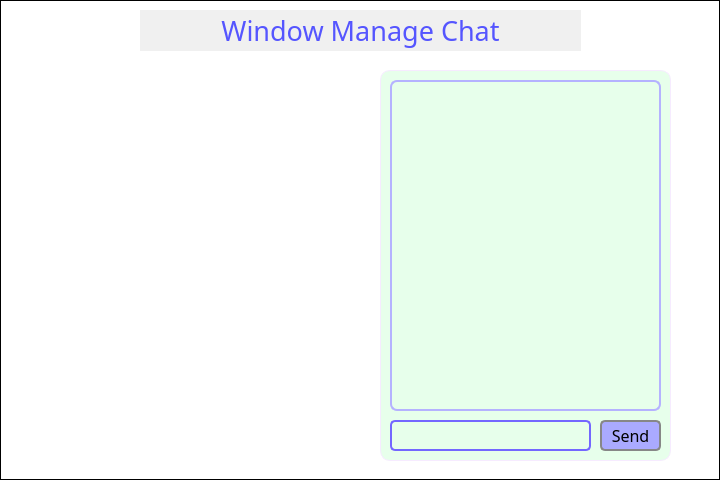
Before: the Qt Designer form chatwindow3.ui in kongshyun/vedaClientApp1, drawn with Qt 5.
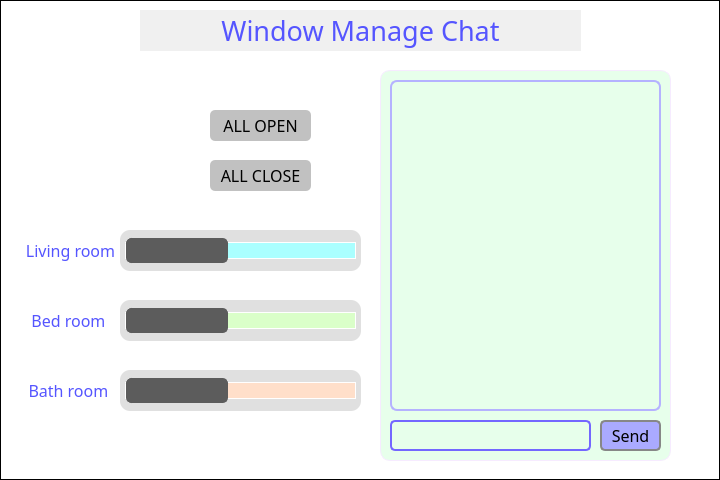
After: the same form once the commit is applied. Icons and pictures are not drawn.

```diff
--- a/chatwindow3.ui
+++ b/chatwindow3.ui
@@ -16,7 +16,8 @@
   <property name="styleSheet">
    <string notr="true">background-color: rgb(255,255,255);
 border: 1px solid black;
-border-color: rgb(0, 0, 0);</string>
+border-color: rgb(0, 0, 0);
+selection-color: rgb(85, 170, 255);</string>
   </property>
   <widget class="QGroupBox" name="chatgroupBox">
    <property name="geometry">
@@ -143,13 +144,186 @@
     <set>Qt::AlignCenter</set>
    </property>
   </widget>
+  <widget class="QPushButton" name="exitButton">
+   <property name="geometry">
+    <rect>
+     <x>10</x>
+     <y>10</y>
+     <width>31</width>
+     <height>31</height>
+    </rect>
+   </property>
+   <property name="styleSheet">
+    <string notr="true">QPushButton{
+	background-color:rgba(0, 0, 0, 0);
+	border:rgba(0, 0, 0, 0);
+	border-radius: 15px;
+}
+
+QPushButton:hover {
+    background-color: rgba(255, 202, 172,0.5);
+}</string>
+   </property>
+   <property name="text">
+    <string/>
+   </property>
+  </widget>
+  <widget class="QLabel" name="exit">
+   <property name="geometry">
+    <rect>
+     <x>10</x>
+     <y>10</y>
+     <width>31</width>
+     <height>31</height>
+    </rect>
+   </property>
+   <property name="styleSheet">
+    <string notr="true">background-color:  rgb(255, 255, 255);
+border:none;</string>
+   </property>
+   <property name="text">
+    <string>&lt;html&gt;&lt;head/&gt;&lt;body&gt;&lt;p&gt;&lt;img src=&quot;:/images/exit.png&quot; width = &quot;25&quot; height=&quot;25&quot;/&gt;&lt;/p&gt;&lt;/body&gt;&lt;/html&gt; </string>
+   </property>
+   <property name="alignment">
+    <set>Qt::AlignCenter</set>
+   </property>
+  </widget>
+  <widget class="QSlider" name="room1Slider">
+   <property name="geometry">
+    <rect>
+     <x>120</x>
+     <y>230</y>
+     <width>241</width>
+     <height>41</height>
+    </rect>
+   </property>
+   <property name="styleSheet">
+    <string notr="true">QSlider {
+    background-color: #e0e0e0;   /* 슬라이더 전체 배경색 */
+    border: transparent;   /* 슬라이더 테두리 */
+    border-radius: 10px;         /* 슬라이더 테두리의 둥근 정도 */
+    padding: 5px;                /* 슬라이더 내부 패딩 */
+}
+QSlider::groove:horizontal {
+    border: 1px solid rgb(255, 255, 255); /* 트랙 경계선 */
+    height: 15px;               /* 트랙의 높이 설정 */
+    background: rgb(170, 255, 255);        /* 트랙 배경색 */
+    margin: 2px 0;
+}
+QSlider::handle:horizontal {
+    background: #5c5c5c;        /* 핸들의 색상 */
+    border: 1px solid #5c5c5c;
+    width: 100px;                /* 핸들의 넓이 설정 */
+	height:10 px;
+    margin: -5px 0;             /* 핸들의 마진 */
+    border-radius: 5px;         /* 핸들의 모서리 둥글게 */
+}
+
+/* 슬라이더 핸들을 클릭하고 움직일 때의 스타일 */
+QSlider::handle:horizontal:pressed {
+    background: rgb(222, 222, 222);        /* 슬라이더를 움직일 때 핸들의 색상 변화 */
+}</string>
+   </property>
+   <property name="pageStep">
+    <number>1</number>
+   </property>
+   <property name="orientation">
+    <enum>Qt::Horizontal</enum>
+   </property>
+  </widget>
+  <widget class="QSlider" name="room2Slider">
+   <property name="geometry">
+    <rect>
+     <x>120</x>
+     <y>300</y>
+     <width>241</width>
+     <height>41</height>
+    </rect>
+   </property>
+   <property name="styleSheet">
+    <string notr="true">QSlider {
+    background-color: #e0e0e0;   /* 슬라이더 전체 배경색 */
+    border: transparent;   /* 슬라이더 테두리 */
+    border-radius: 10px;         /* 슬라이더 테두리의 둥근 정도 */
+    padding: 5px;                /* 슬라이더 내부 패딩 */
+}
+QSlider::groove:horizontal {
+    border: 1px solid rgb(255, 255, 255); /* 트랙 경계선 */
+    height: 15px;               /* 트랙의 높이 설정 */
+    background: rgb(218, 255, 201);
+    margin: 2px 0;
+}
+QSlider::handle:horizontal {
+    background: #5c5c5c;        /* 핸들의 색상 */
+    border: 1px solid #5c5c5c;
+    width: 100px;                /* 핸들의 넓이 설정 */
+	height:10 px;
+    margin: -5px 0;             /* 핸들의 마진 */
+    border-radius: 5px;         /* 핸들의 모서리 둥글게 */
+}
+
+/* 슬라이더 핸들을 클릭하고 움직일 때의 스타일 */
+QSlider::handle:horizontal:pressed {
+    background: rgb(222, 222, 222);        /* 슬라이더를 움직일 때 핸들의 색상 변화 */
+}</string>
+   </property>
+   <property name="pageStep">
+    <number>1</number>
+   </property>
+   <property name="orientation">
+    <enum>Qt::Horizontal</enum>
+   </property>
+  </widget>
+  <widget class="QSlider" name="room2Slider_2">
+   <property name="geometry">
+    <rect>
+     <x>120</x>
+     <y>370</y>
+     <width>241</width>
+     <height>41</height>
+    </rect>
+   </property>
+   <property name="styleSheet">
+    <string notr="true">QSlider {
+    background-color: #e0e0e0;   /* 슬라이더 전체 배경색 */
+    border: transparent;   /* 슬라이더 테두리 */
+    border-radius: 10px;         /* 슬라이더 테두리의 둥근 정도 */
+    padding: 5px;                /* 슬라이더 내부 패딩 */
+}
+QSlider::groove:horizontal {
+    border: 1px solid rgb(255, 255, 255); /* 트랙 경계선 */
+    height: 15px;               /* 트랙의 높이 설정 */
+    background: rgb(255, 223, 202);
+    margin: 2px 0;
+}
+QSlider::handle:horizontal {
+    background: #5c5c5c;        /* 핸들의 색상 */
+    border: 1px solid #5c5c5c;
+    width: 100px;                /* 핸들의 넓이 설정 */
+	height:10 px;
+    margin: -5px 0;             /* 핸들의 마진 */
+    border-radius: 5px;         /* 핸들의 모서리 둥글게 */
+}
+
+/* 슬라이더 핸들을 클릭하고 움직일 때의 스타일 */
+QSlider::handle:horizontal:pressed {
+    background: rgb(222, 222, 222);        /* 슬라이더를 움직일 때 핸들의 색상 변화 */
+}</string>
+   </property>
+   <property name="pageStep">
+    <number>1</number>
+   </property>
+   <property name="orientation">
+    <enum>Qt::Horizontal</enum>
+   </property>
+  </widget>
   <widget class="QLabel" name="label_4">
    <property name="geometry">
     <rect>
-     <x>10</x>
-     <y>90</y>
-     <width>121</width>
-     <height>101</height>
+     <x>50</x>
+     <y>100</y>
+     <width>131</width>
+     <height>111</height>
     </rect>
    </property>
    <property name="styleSheet">
@@ -160,39 +334,117 @@
     <string>&lt;html&gt;&lt;head/&gt;&lt;body&gt;&lt;p&gt;&lt;img src=&quot;:/images/window.png&quot; width=&quot;100&quot; height=&quot;100&quot;/&gt;&lt;/p&gt;&lt;/body&gt;&lt;/html&gt;</string>
    </property>
   </widget>
-  <widget class="QLabel" name="exit">
+  <widget class="QLabel" name="titleLabel_2">
    <property name="geometry">
     <rect>
      <x>20</x>
-     <y>10</y>
-     <width>31</width>
+     <y>230</y>
+     <width>101</width>
      <height>41</height>
     </rect>
    </property>
+   <property name="font">
+    <font>
+     <family>Quicksand Medium</family>
+     <pointsize>12</pointsize>
+     <italic>false</italic>
+     <bold>false</bold>
+    </font>
+   </property>
    <property name="styleSheet">
-    <string notr="true">background-color : transparent;
-border-color: transparent;</string>
+    <string notr="true">color: rgb(85, 85, 255);
+font: 500 12pt &quot;Quicksand Medium&quot;;
+background-color:transparent;
+border-color:transparent;</string>
    </property>
    <property name="text">
-    <string>&lt;html&gt;&lt;head/&gt;&lt;body&gt;&lt;p&gt;&lt;img src=&quot;:/images/exit.png&quot; width=&quot;25&quot; height=&quot;25&quot;/&gt;&lt;/p&gt;&lt;/body&gt;&lt;/html&gt;</string>
+    <string>Living room</string>
    </property>
    <property name="alignment">
     <set>Qt::AlignCenter</set>
    </property>
   </widget>
-  <widget class="QPushButton" name="exitButton">
+  <widget class="QLabel" name="titleLabel_3">
    <property name="geometry">
     <rect>
-     <x>10</x>
-     <y>10</y>
-     <width>51</width>
+     <x>20</x>
+     <y>300</y>
+     <width>101</width>
      <height>41</height>
     </rect>
    </property>
+   <property name="font">
+    <font>
+     <family>Quicksand Medium</family>
+     <pointsize>12</pointsize>
+     <italic>false</italic>
+     <bold>false</bold>
+    </font>
+   </property>
    <property name="styleSheet">
+    <string notr="true">color: rgb(85, 85, 255);
+font: 500 12pt &quot;Quicksand Medium&quot;;
+background-color:transparent;
+border-color:transparent;</string>
+   </property>
+   <property name="text">
+    <string>Bed room </string>
+   </property>
+   <property name="alignment">
+    <set>Qt::AlignCenter</set>
+   </property>
+  </widget>
+  <widget class="QLabel" name="titleLabel_4">
+   <property name="geometry">
+    <rect>
+     <x>20</x>
+     <y>370</y>
+     <width>101</width>
+     <height>41</height>
+    </rect>
+   </property>
+   <property name="font">
+    <font>
+     <family>Quicksand Medium</family>
+     <pointsize>12</pointsize>
+     <italic>false</italic>
+     <bold>false</bold>
+    </font>
+   </property>
+   <property name="styleSheet">
+    <string notr="true">color: rgb(85, 85, 255);
+font: 500 12pt &quot;Quicksand Medium&quot;;
+background-color:transparent;
+border-color:transparent;</string>
+   </property>
+   <property name="text">
+    <string>Bath room </string>
+   </property>
+   <property name="alignment">
+    <set>Qt::AlignCenter</set>
+   </property>
+  </widget>
+  <widget class="QPushButton" name="windowOpenButton">
+   <property name="geometry">
+    <rect>
+     <x>210</x>
+     <y>110</y>
+     <width>101</width>
+     <height>31</height>
+    </rect>
+   </property>
+   <property name="font">
+    <font>
+     <family>Quicksand Medium</family>
+     <pointsize>12</pointsize>
+    </font>
+   </property>
+   <property name="styleSheet">
     <string notr="true">QPushButton{
-	background-color: transparent;
-	border-color:transparent;
+	border:0px solid rgb(135, 135, 135);
+	color: rgb(0, 0, 0);
+	background-color: rgb(193, 193, 193);
+	border-radius: 5px;
 }
 
 QPushButton:hover {
@@ -202,9 +454,55 @@
 }</string>
    </property>
    <property name="text">
-    <string/>
+    <string>ALL OPEN</string>
    </property>
   </widget>
+  <widget class="QPushButton" name="windowCloseButton">
+   <property name="geometry">
+    <rect>
+     <x>210</x>
+     <y>160</y>
+     <width>101</width>
+     <height>31</height>
+    </rect>
+   </property>
+   <property name="font">
+    <font>
+     <family>Quicksand Medium</family>
+     <pointsize>12</pointsize>
+    </font>
+   </property>
+   <property name="styleSheet">
+    <string notr="true">QPushButton{
+	border:0px solid rgb(135, 135, 135);
+	color: rgb(0, 0, 0);
+	background-color: rgb(193, 193, 193);
+	border-radius: 5px;
+}
+
+QPushButton:hover {
+	border-radius: 5px;
+    background-color: rgb(255, 251, 144);
+    color: rgb(195, 193, 255);
+}</string>
+   </property>
+   <property name="text">
+    <string>ALL CLOSE</string>
+   </property>
+  </widget>
+  <zorder>chatgroupBox</zorder>
+  <zorder>titleLabel</zorder>
+  <zorder>room1Slider</zorder>
+  <zorder>room2Slider</zorder>
+  <zorder>room2Slider_2</zorder>
+  <zorder>label_4</zorder>
+  <zorder>titleLabel_2</zorder>
+  <zorder>titleLabel_3</zorder>
+  <zorder>titleLabel_4</zorder>
+  <zorder>windowOpenButton</zorder>
+  <zorder>windowCloseButton</zorder>
+  <zorder>exit</zorder>
+  <zorder>exitButton</zorder>
  </widget>
  <resources/>
  <connections/>
```
Left out of the diff: 4 changed lines with no effect on the pictures.
